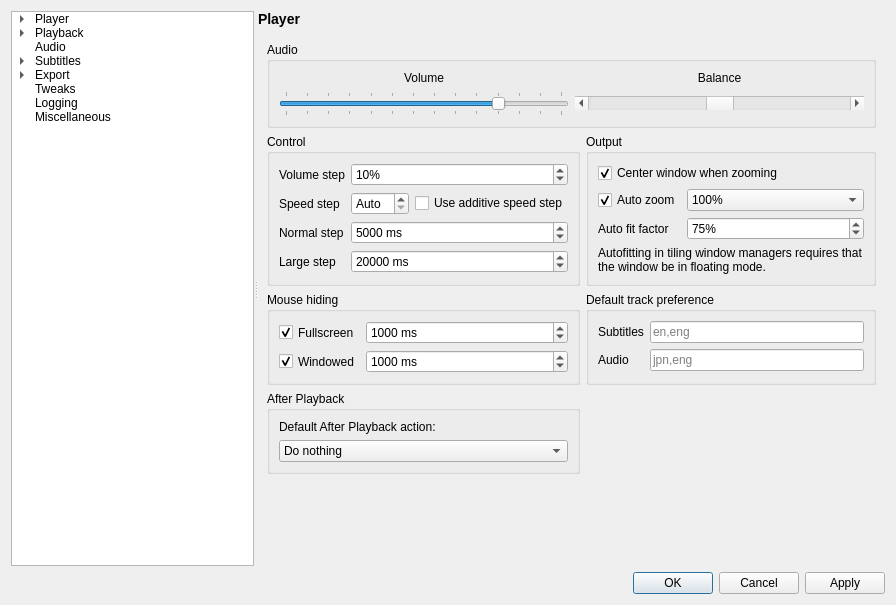
This is settingswindow.ui in mpc-qt/mpc-qt as Qt 5 draws it before an edit. The edited form follows.
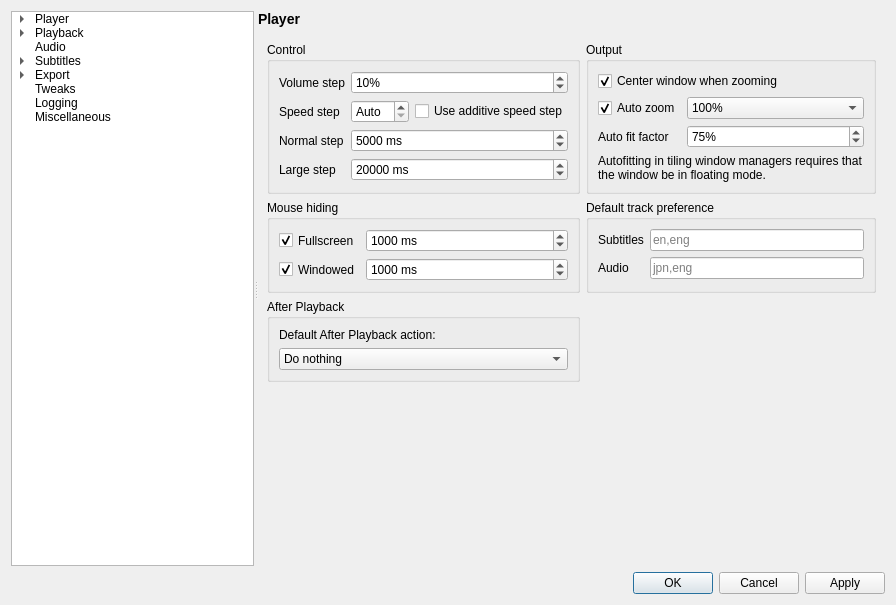
This is the edited form. The open tabs and pages were chosen to show the change.

Commit message:
Remove audio volume from Options and move balance to audio page
Volume setting isn't very useful in the Options as it is usually set in
the main window.
And since 0e84a7fef2a2eb7bc40618e63a2b3816535503bd, when we open the
Playback settings, the volume has the same value as during the app
start.
This means that when we apply or close the Options with Ok, the main
window volume slider gets set to the settings volume.

Fixes #291.

Patch:
```diff
--- a/settingswindow.ui
+++ b/settingswindow.ui
@@ -1337,73 +1337,6 @@
              </layout>
             </widget>
            </item>
-           <item row="0" column="0" colspan="2">
-            <widget class="QGroupBox" name="playbackAudioBox">
-             <property name="title">
-              <string>Audio</string>
-             </property>
-             <layout class="QGridLayout" name="playbackAudioBoxLayout" columnstretch="1,1">
-              <item row="0" column="0">
-               <widget class="QLabel" name="playbackVolumeLabel">
-                <property name="text">
-                 <string>Volume</string>
-                </property>
-                <property name="alignment">
-                 <set>Qt::AlignmentFlag::AlignCenter</set>
-                </property>
-               </widget>
-              </item>
-              <item row="0" column="1">
-               <widget class="QLabel" name="playbackBalanceLabel">
-                <property name="text">
-                 <string>Balance</string>
-                </property>
-                <property name="alignment">
-                 <set>Qt::AlignmentFlag::AlignCenter</set>
-                </property>
-               </widget>
-              </item>
-              <item row="1" column="1">
-               <widget class="QScrollBar" name="playbackBalance">
-                <property name="cursor">
-                 <cursorShape>PointingHandCursor</cursorShape>
-                </property>
-                <property name="minimum">
-                 <number>-100</number>
-                </property>
-                <property name="maximum">
-                 <number>100</number>
-                </property>
-                <property name="orientation">
-                 <enum>Qt::Orientation::Horizontal</enum>
-                </property>
-               </widget>
-              </item>
-              <item row="1" column="0">
-               <widget class="QSlider" name="playbackVolume">
-                <property name="cursor">
-                 <cursorShape>PointingHandCursor</cursorShape>
-                </property>
-                <property name="maximum">
-                 <number>130</number>
-                </property>
-                <property name="value">
-                 <number>100</number>
-                </property>
-                <property name="orientation">
-                 <enum>Qt::Orientation::Horizontal</enum>
-                </property>
-                <property name="tickPosition">
-                 <enum>QSlider::TickPosition::TicksBothSides</enum>
-                </property>
-                <property name="tickInterval">
-                 <number>10</number>
-                </property>
-               </widget>
-              </item>
-             </layout>
-            </widget>
-           </item>
            <item row="4" column="0">
             <spacer name="playbackSpacer">
              <property name="orientation">
```
Left out of the diff: 31 changed lines with no effect on the pictures. The commit also changes 18 other files.
